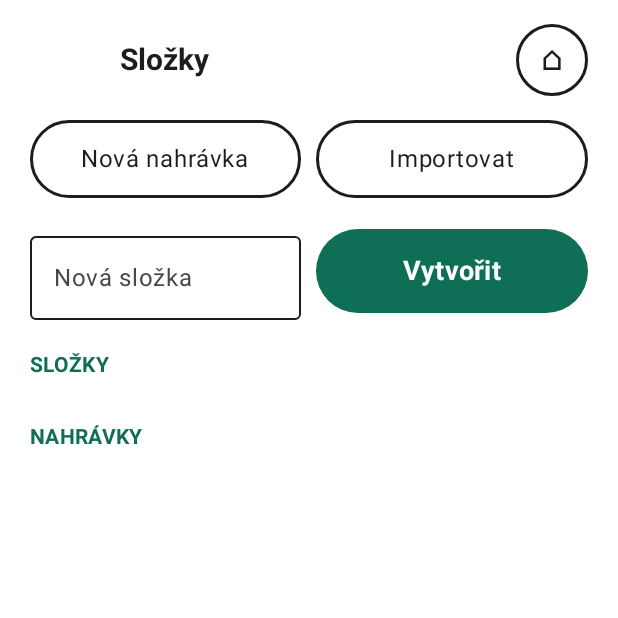
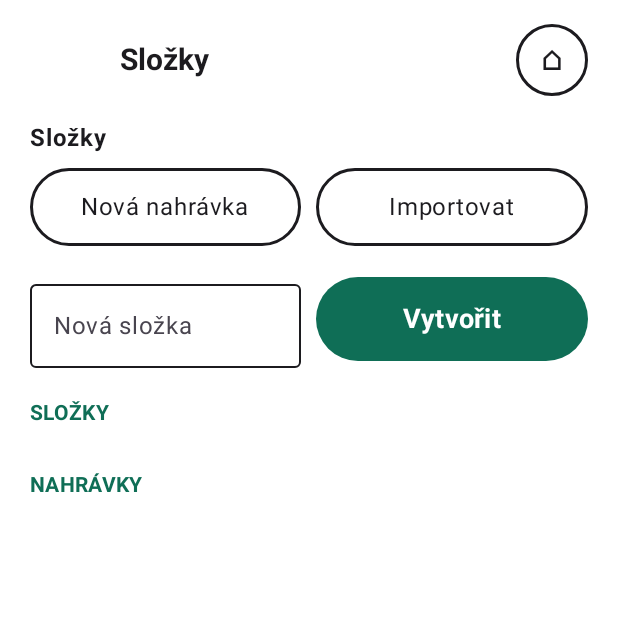
Before and after one commit to vranoch/Diktafon, an Android app built with Jetpack Compose: the screen it shows after launch (MainActivity), after a tap on "Složky", on a phone screen of 412 x 824 dp, the top half of it. Run offline under Robolectric (Android 15) with nearby library versions, the phone set to English and light mode, and no system bars; our stand-ins replace Dagger/Hilt's generated code, Room's generated code.

Commit message:
feat: breadcrumb pri prochazeni slozek
Pridan FolderRepository.observeById a reaktivni
FolderBrowserViewModel.breadcrumbPath (rekurzivne sleduje parentFolderId
nahoru, promita i pozdejsi prejmenovani predka). FolderBrowserScreen
zobrazuje cestu od korene po aktualni slozku nad obsahem - kazda uroven
krome aktualni je klikaci a skoci tam primo pres navigate+popUpTo, takze
navrat funguje spolehlive bez ohledu na to, jakou cestou tam uzivatel
prisel (na rozdil od obycejneho tlacitka zpet zalozeneho jen na historii
navigace).

Promitnuto do ADR-014, FR-AUD-011, UC-011 + chat-extract.

Co-Authored-By: Claude Sonnet 5 <noreply@anthropic.com>

```diff
--- a/app/src/main/java/app/diktafon/folders/data/FolderDao.kt
+++ b/app/src/main/java/app/diktafon/folders/data/FolderDao.kt
@@ -27,4 +27,7 @@ interface FolderDao {
 
     @Query("SELECT COUNT(*) FROM folders WHERE parentFolderId = :id")
     suspend fun countChildren(id: Long): Int
+
+    @Query("SELECT * FROM folders WHERE id = :id")
+    fun observeById(id: Long): Flow<FolderEntity?>
 }
--- a/app/src/main/java/app/diktafon/folders/data/FolderRepositoryImpl.kt
+++ b/app/src/main/java/app/diktafon/folders/data/FolderRepositoryImpl.kt
@@ -33,4 +33,7 @@ class FolderRepositoryImpl @Inject constructor(
 
     override fun observeChildren(parentFolderId: Long?): Flow<List<Folder>> =
         folderDao.observeChildren(parentFolderId).map { entities -> entities.map { Folder(it.id, it.name, it.parentFolderId) } }
+
+    override fun observeById(folderId: Long): Flow<Folder?> =
+        folderDao.observeById(folderId).map { it?.let { entity -> Folder(entity.id, entity.name, entity.parentFolderId) } }
 }
--- a/app/src/main/java/app/diktafon/folders/domain/FolderRepository.kt
+++ b/app/src/main/java/app/diktafon/folders/domain/FolderRepository.kt
@@ -17,4 +17,6 @@ interface FolderRepository {
     suspend fun delete(folderId: Long): FolderDeletionResult
 
     fun observeChildren(parentFolderId: Long?): Flow<List<Folder>>
+
+    fun observeById(folderId: Long): Flow<Folder?>
 }
--- a/app/src/main/java/app/diktafon/folders/ui/FolderBrowserScreen.kt
+++ b/app/src/main/java/app/diktafon/folders/ui/FolderBrowserScreen.kt
@@ -1,5 +1,6 @@
 package app.diktafon.folders.ui
 
+import androidx.compose.foundation.horizontalScroll
 import androidx.compose.foundation.layout.Column
 import androidx.compose.foundation.layout.Row
 import androidx.compose.foundation.layout.Spacer
@@ -7,8 +8,10 @@ import androidx.compose.foundation.layout.fillMaxWidth
 import androidx.compose.foundation.layout.height
 import androidx.compose.foundation.layout.padding
 import androidx.compose.foundation.layout.width
+import androidx.compose.foundation.rememberScrollState
 import androidx.compose.material3.OutlinedTextField
 import androidx.compose.material3.Text
+import androidx.compose.material3.TextButton
 import androidx.compose.runtime.Composable
 import androidx.compose.runtime.collectAsState
 import androidx.compose.runtime.getValue
@@ -17,6 +20,7 @@ import androidx.compose.runtime.remember
 import androidx.compose.runtime.setValue
 import androidx.compose.ui.Alignment
 import androidx.compose.ui.Modifier
+import androidx.compose.ui.text.font.FontWeight
 import androidx.compose.ui.unit.dp
 import androidx.hilt.navigation.compose.hiltViewModel
 import app.diktafon.ui.components.AppHeader
@@ -37,10 +41,12 @@ fun FolderBrowserScreen(
     onOpenRecording: (Long) -> Unit,
     onNewRecording: (Long?) -> Unit,
     onImport: (Long?) -> Unit,
+    onNavigateToFolder: (Long?) -> Unit,
     viewModel: FolderBrowserViewModel = hiltViewModel(),
 ) {
     val folders by viewModel.childFolders(folderId).collectAsState(initial = emptyList())
     val recordings by viewModel.recordingsInFolder(folderId).collectAsState(initial = emptyList())
+    val breadcrumb by viewModel.breadcrumbPath(folderId).collectAsState(initial = emptyList())
     val state by viewModel.uiState.collectAsState()
     val pendingMove by viewModel.pendingMove.collectAsState()
     var newFolderName by remember { mutableStateOf("") }
@@ -48,6 +54,26 @@ fun FolderBrowserScreen(
 
     Column(modifier = Modifier.fillMaxWidth().padding(horizontal = 20.dp, vertical = 8.dp)) {
         AppHeader(title = "Složky", onBack = onBack, onHome = onHome)
+        Spacer(Modifier.height(8.dp))
+
+        Row(
+            modifier = Modifier.fillMaxWidth().horizontalScroll(rememberScrollState()),
+            verticalAlignment = Alignment.CenterVertically,
+        ) {
+            if (folderId == null) {
+                Text("Složky", fontWeight = FontWeight.Bold)
+            } else {
+                TextButton(onClick = { onNavigateToFolder(null) }) { Text("Složky") }
+            }
+            for ((index, folder) in breadcrumb.withIndex()) {
+                Text(" › ")
+                if (index == breadcrumb.lastIndex) {
+                    Text(folder.name, fontWeight = FontWeight.Bold)
+                } else {
+                    TextButton(onClick = { onNavigateToFolder(folder.id) }) { Text(folder.name) }
+                }
+            }
+        }
         Spacer(Modifier.height(8.dp))
 
         if (pendingMove != null) {
--- a/app/src/main/java/app/diktafon/folders/ui/FolderBrowserViewModel.kt
+++ b/app/src/main/java/app/diktafon/folders/ui/FolderBrowserViewModel.kt
@@ -10,14 +10,19 @@ import app.diktafon.folders.domain.PendingMove
 import app.diktafon.recording.domain.Recording
 import app.diktafon.recording.domain.RecordingRepository
 import dagger.hilt.android.lifecycle.HiltViewModel
+import kotlinx.coroutines.ExperimentalCoroutinesApi
 import kotlinx.coroutines.flow.Flow
 import kotlinx.coroutines.flow.MutableStateFlow
 import kotlinx.coroutines.flow.StateFlow
 import kotlinx.coroutines.flow.asStateFlow
+import kotlinx.coroutines.flow.flatMapLatest
+import kotlinx.coroutines.flow.flowOf
+import kotlinx.coroutines.flow.map
 import kotlinx.coroutines.flow.update
 import kotlinx.coroutines.launch
 import javax.inject.Inject
 
+@OptIn(ExperimentalCoroutinesApi::class)
 @HiltViewModel
 class FolderBrowserViewModel @Inject constructor(
     private val folderRepository: FolderRepository,
@@ -33,6 +38,16 @@ class FolderBrowserViewModel @Inject constructor(
     val pendingMove: StateFlow<PendingMove?> = moveSession.pending
 
     fun childFolders(parentFolderId: Long?): Flow<List<Folder>> = folderRepository.observeChildren(parentFolderId)
+
+    // Cesta od korene po aktualni slozku (bez koncove slozky samotne by breadcrumb nebyl
+    // k nicemu) - reaktivni, takze se promitne i pozdejsi prejmenovani/presun nektere
+    // z predku, zatimco je zobrazena (viz pozadavek na navigaci stromem slozek).
+    fun breadcrumbPath(folderId: Long?): Flow<List<Folder>> {
+        if (folderId == null) return flowOf(emptyList())
+        return folderRepository.observeById(folderId).flatMapLatest { folder ->
+            if (folder == null) flowOf(emptyList()) else breadcrumbPath(folder.parentFolderId).map { it + folder }
+        }
+    }
 
     fun recordingsInFolder(folderId: Long?): Flow<List<Recording>> = recordingRepository.observeByFolder(folderId)
 
--- a/app/src/main/java/app/diktafon/navigation/DiktafonNavGraph.kt
+++ b/app/src/main/java/app/diktafon/navigation/DiktafonNavGraph.kt
@@ -70,6 +70,14 @@ fun DiktafonNavGraph() {
                 onOpenRecording = { id -> navController.navigate("recordingDetail/$id") },
                 onNewRecording = { id -> navController.navigate("recording/${id.toFolderArg()}") },
                 onImport = { id -> navController.navigate("import/${id.toFolderArg()}") },
+                onNavigateToFolder = { id ->
+                    // Skok primo na vybranou urovni stromu (breadcrumb) - pouziva stejny
+                    // popUpTo("home") vzor jako jinde v tomto souboru, takze funguje spolehlive
+                    // bez ohledu na to, jakou cestou uzivatel do aktualni slozky prisel.
+                    navController.navigate("folders/${id.toFolderArg()}") {
+                        popUpTo("home") { inclusive = false }
+                    }
+                },
             )
         }
 
```
Also changed, not shown: 9 other files.
